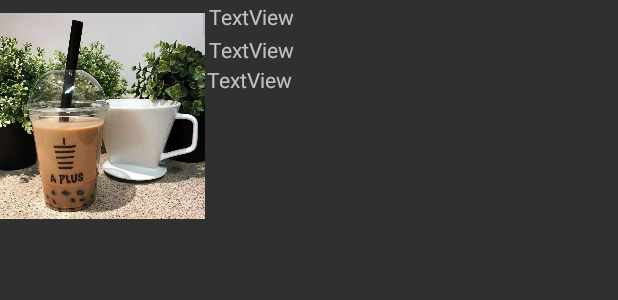
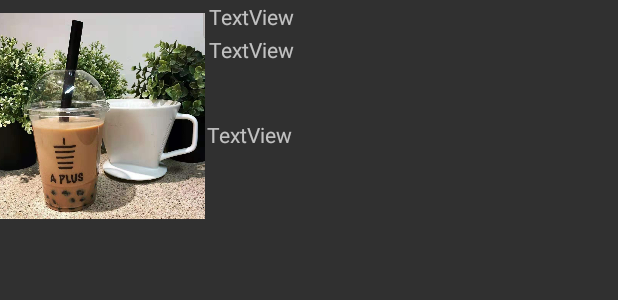
Before and after one commit to czy141592654/A-Plus-Tea, an Android app: the layout cart_item.xml on its own in the app's theme, with its tools: preview values and no code run, on a phone screen of 412 x 824 dp. Shown: the top 300 px of the screen. Run offline under Robolectric (Android 15) with nearby library versions, the phone set to English and light mode, and no system bars; Roboto replaces fonts that are not available here.

Commit message:
newest version

```diff
--- a/app/src/main/java/com/example/aplustea/adapter/RecyclerViewAdapterCartScreen.kt
+++ b/app/src/main/java/com/example/aplustea/adapter/RecyclerViewAdapterCartScreen.kt
@@ -36,10 +36,10 @@ class RecyclerViewAdapterCartScreen(
         fun bind(item: CartScreenItem) {
             viewItem.bubbleTeaCartView.setImageResource(item.itemPicture)
             viewItem.flavor_name.setText(item.flavor)
-            var preference = item.size + "/" + item.sweetness + "/" + item.temperature + "/"
+            var preference = item.size + "/" + item.sweetness + "/" + item.temperature + "/" + item.pearls
             viewItem.personal_preference.setText(preference)
             viewItem.unit_price.setText(item.unitPrice.toString() + "$")
-            viewItem.quantity_text_cart.setText(item.quantity.toString())
+            viewItem.quantity_text_cart.setText(item.quantity.toString() + " cups")
         }
     }
 }
--- a/app/src/main/res/layout/cart_item.xml
+++ b/app/src/main/res/layout/cart_item.xml
@@ -29,7 +29,7 @@
     <TextView
         android:id="@+id/personal_preference"
         android:layout_width="wrap_content"
-        android:layout_height="wrap_content"
+        android:layout_height="55dp"
         android:layout_alignParentStart="true"
         android:layout_alignParentTop="true"
         android:layout_alignParentEnd="true"
@@ -41,12 +41,12 @@
     <TextView
         android:id="@+id/unit_price"
         android:layout_width="wrap_content"
-        android:layout_height="wrap_content"
+        android:layout_height="39dp"
         android:layout_alignParentStart="true"
         android:layout_alignParentTop="true"
         android:layout_alignParentEnd="true"
         android:layout_marginStart="138dp"
-        android:layout_marginTop="43dp"
+        android:layout_marginTop="80dp"
         android:layout_marginEnd="1dp"
         android:text="TextView" />
 
@@ -58,6 +58,6 @@
         android:layout_alignParentTop="true"
         android:layout_alignParentEnd="true"
         android:layout_marginStart="137dp"
-        android:layout_marginTop="64dp"
+        android:layout_marginTop="124dp"
         android:layout_marginEnd="5dp" />
 </RelativeLayout>
```
